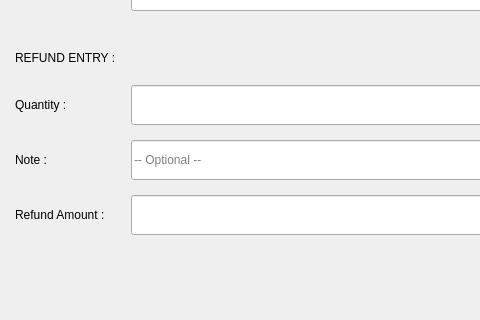
Selvam-T/POS, file Project/ui/refund.ui: the form before one commit; both pictures show x 0 to 480 and y 288 to 608 of the 600 by 710 pixel window.
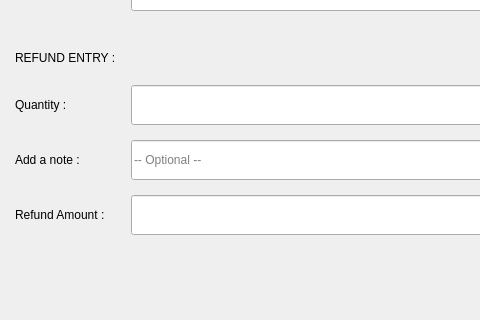
The form after the commit.

The edit to the form file:
```diff
--- a/Project/ui/refund.ui
+++ b/Project/ui/refund.ui
@@ -254,7 +254,7 @@
         </size>
        </property>
        <property name="text">
-        <string>Note :</string>
+        <string>Add a note :</string>
        </property>
        <property name="alignment">
         <set>Qt::AlignLeading|Qt::AlignLeft|Qt::AlignVCenter</set>
```
